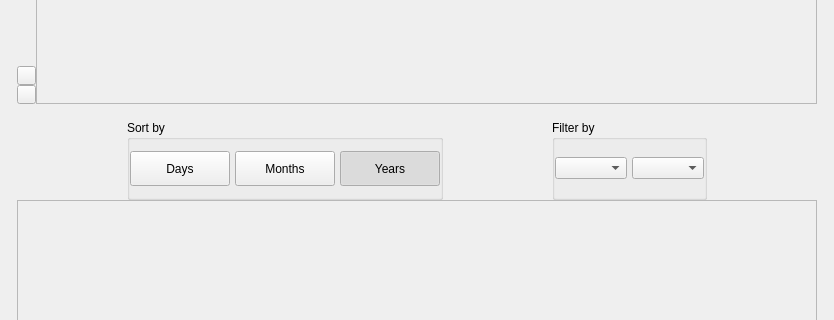
Qt form src/qt/forms/chartswidget.ui (eons-finance/ALQO) before a commit; both pictures show x 0 to 834 and y 166 to 486 of the 834 by 672 pixel window.
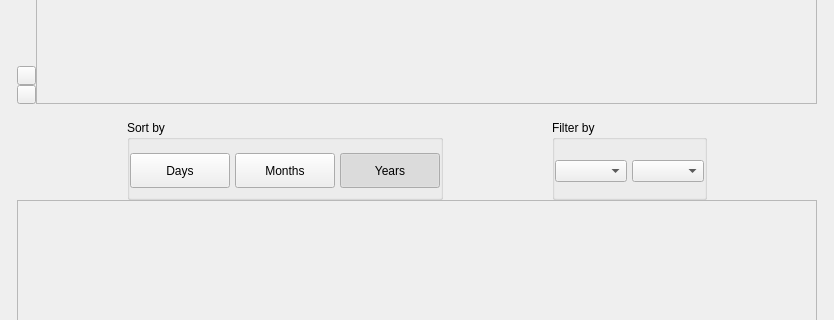
The same form after that commit.

The edit to the form file:
```diff
--- a/src/qt/forms/chartswidget.ui
+++ b/src/qt/forms/chartswidget.ui
@@ -553,9 +553,15 @@
                 <property name="leftMargin">
                  <number>0</number>
                 </property>
+                <property name="topMargin">
+                 <number>5</number>
+                </property>
                 <property name="rightMargin">
                  <number>0</number>
                 </property>
+                <property name="bottomMargin">
+                 <number>0</number>
+                </property>
                 <item>
                  <widget class="QPushButton" name="pushButtonMonth">
                   <property name="minimumSize">
@@ -570,6 +576,9 @@
                     <height>16777215</height>
                    </size>
                   </property>
+                  <property name="styleSheet">
+                   <string notr="true"/>
+                  </property>
                   <property name="text">
                    <string>Days</string>
                   </property>
@@ -660,7 +669,7 @@
               <widget class="QGroupBox" name="container_chart_dropboxes">
                <property name="minimumSize">
                 <size>
-                 <width>55</width>
+                 <width>120</width>
                  <height>80</height>
                 </size>
                </property>
@@ -681,7 +690,7 @@
                  <number>0</number>
                 </property>
                 <property name="topMargin">
-                 <number>0</number>
+                 <number>5</number>
                 </property>
                 <property name="rightMargin">
                  <number>0</number>
@@ -717,7 +726,7 @@
                     <widget class="QComboBox" name="comboBoxMonths">
                      <property name="minimumSize">
                       <size>
-                       <width>55</width>
+                       <width>60</width>
                        <height>0</height>
                       </size>
                      </property>
@@ -760,7 +769,7 @@
                     <widget class="QComboBox" name="comboBoxYears">
                      <property name="minimumSize">
                       <size>
-                       <width>40</width>
+                       <width>60</width>
                        <height>0</height>
                       </size>
                      </property>
```
